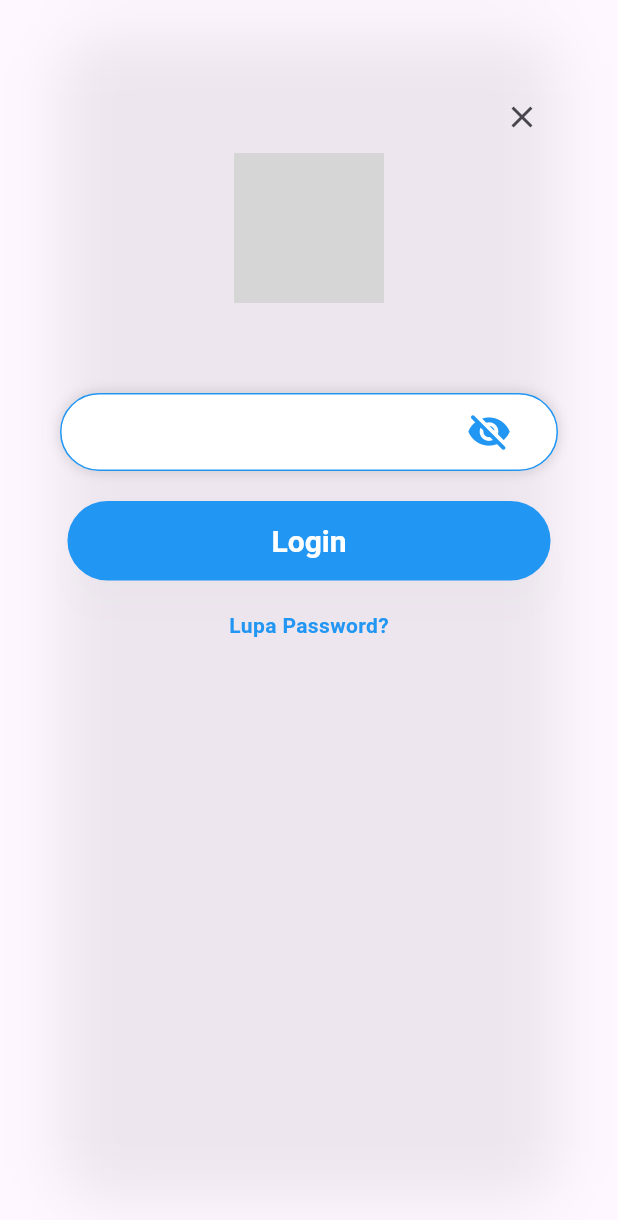
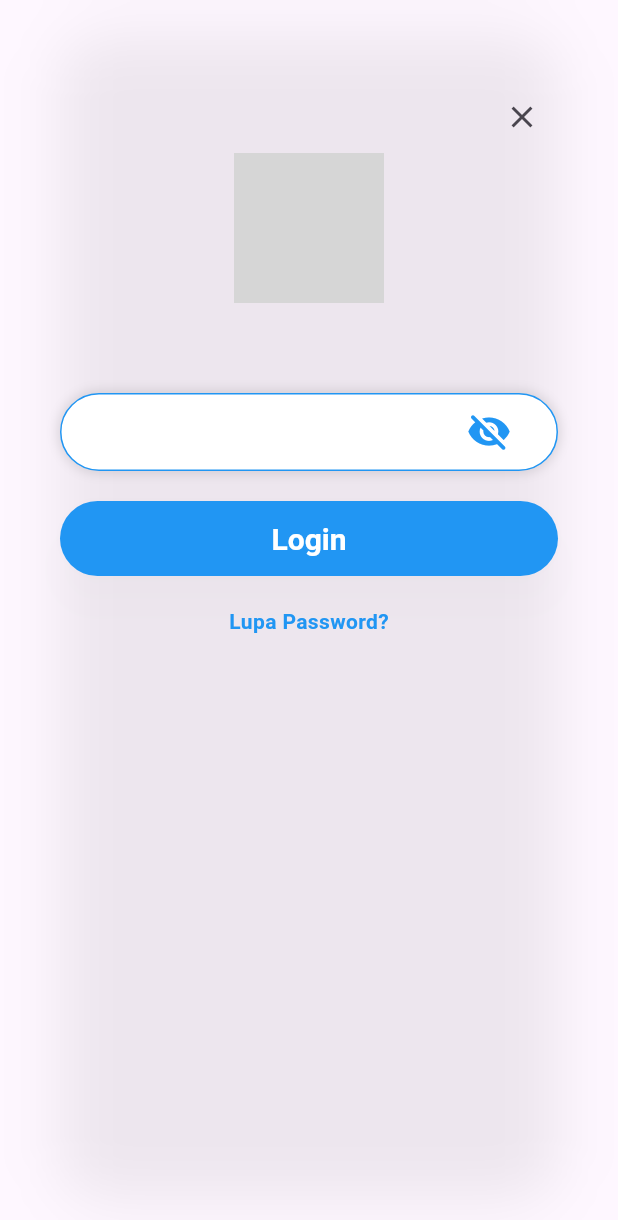
Before and after one commit to urayfajri/mobileBankApp, a Flutter app: the InputPasswordDialog widget shown alone on an empty page, opened directly, on a phone screen of 412 x 824 dp. Shown: the top 1220 px of the screen. Run offline on Flutter 3.47's test engine with Material 3 defaults, Android fonts, the phone set to English and light mode, and no system bars; our stand-ins replace flutter_secure_storage, page_transition; missing offline and left inert: qr_code_scanner; accounts and stored records are empty; network calls fail; grey boxes are pictures that could not be loaded.

```diff
--- a/lib/src/pages/widgets/input.password.dialog.dart
+++ b/lib/src/pages/widgets/input.password.dialog.dart
@@ -129,8 +129,7 @@ class _InputPasswordDialogState extends State<InputPasswordDialog> {
                     style: ElevatedButton.styleFrom(
                       foregroundColor: Colors.white,
                       backgroundColor: Colors.blue,
-                      padding: const EdgeInsets.symmetric(
-                          horizontal: 136, vertical: 15),
+                      minimumSize: const Size.fromHeight(50),
                       shape: RoundedRectangleBorder(
                         borderRadius: BorderRadius.circular(50),
                       ),
```
